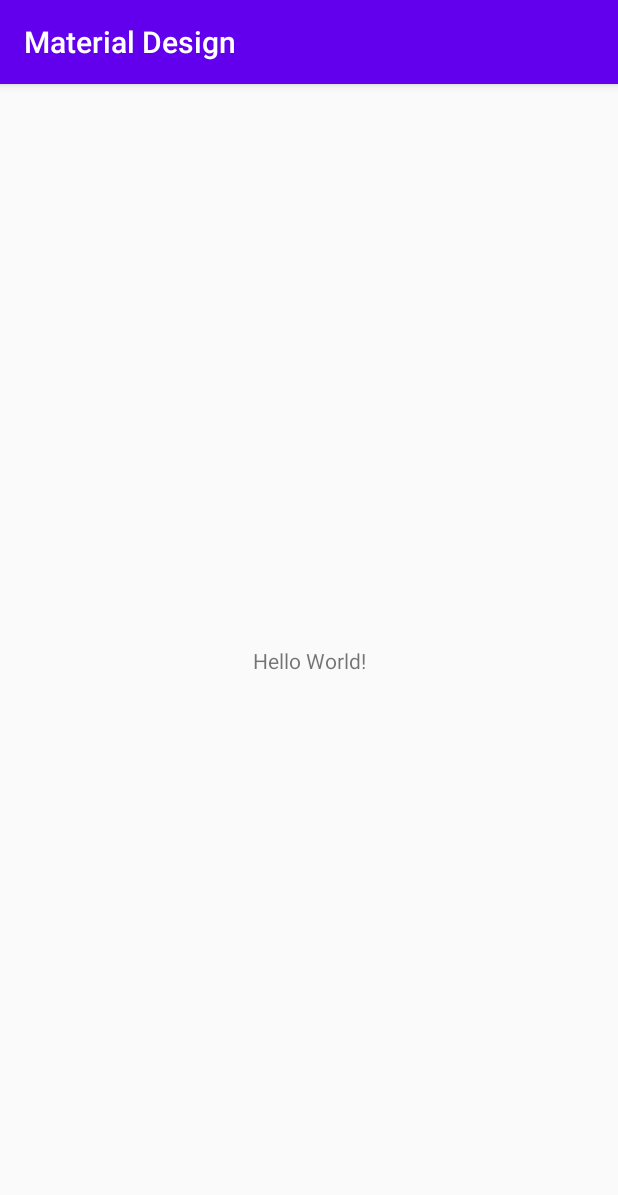
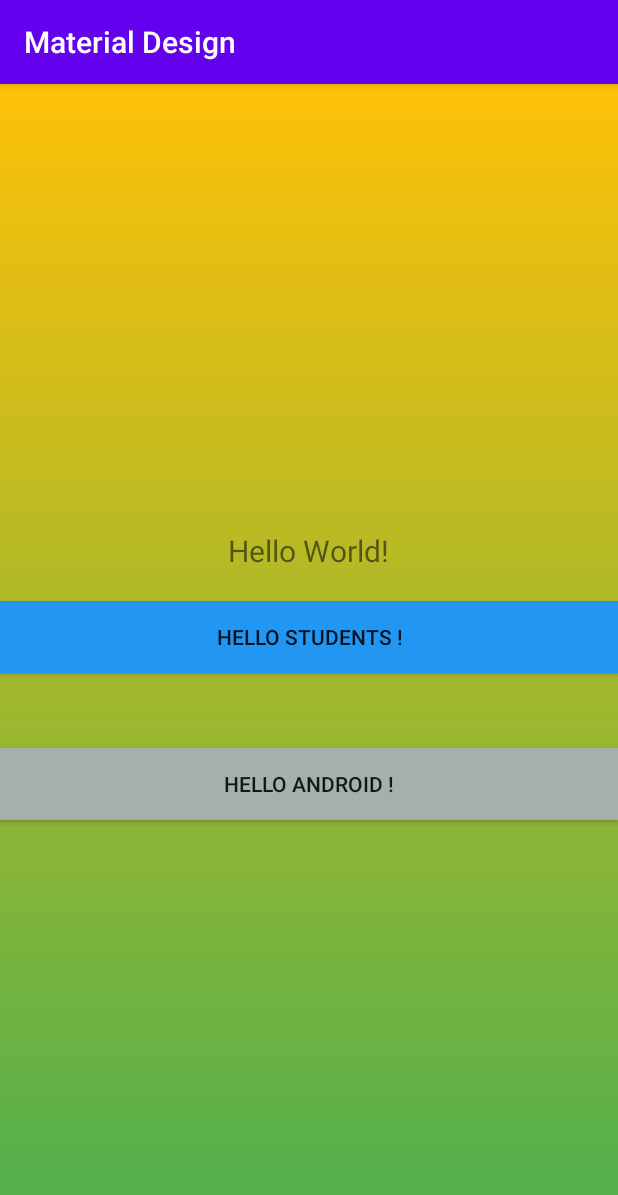
Before and after one commit to KDeWals/Android-material-design, an Android app: the screen it shows after launch (MainActivity), on a phone screen of 412 x 824 dp. Shown: the top 1195 px of the screen. Run offline under Robolectric (Android 15) with nearby library versions, the phone set to English and light mode, and no system bars.

Commit message:
drawable added

```diff
--- /dev/null
+++ b/app/src/main/res/drawable-v21/intensite.xml
@@ -0,0 +1,6 @@
+<?xml version="1.0" encoding="utf-8"?>
+<ripple xmlns:android="http://schemas.android.com/apk/res/android"
+    android:color="@color/rouge">
+
+    <item android:drawable="@color/gris"/>
+</ripple>
--- /dev/null
+++ b/app/src/main/res/drawable/btn.xml
@@ -0,0 +1,7 @@
+<?xml version="1.0" encoding="utf-8"?>
+<selector xmlns:android="http://schemas.android.com/apk/res/android">
+
+    <item android:drawable="@color/blanc" android:state_pressed="true"/>
+    <item android:drawable="@color/bleu"/>
+
+</selector>
--- /dev/null
+++ b/app/src/main/res/drawable/degrade.xml
@@ -0,0 +1,9 @@
+<?xml version="1.0" encoding="utf-8"?>
+<shape xmlns:android="http://schemas.android.com/apk/res/android" android:shape="rectangle">
+
+    <gradient
+        android:angle="90"
+        android:endColor="@color/orangeClair"
+        android:startColor="@color/vert"/>
+
+</shape>
--- /dev/null
+++ b/app/src/main/res/drawable/intensite.xml
@@ -0,0 +1,6 @@
+<?xml version="1.0" encoding="utf-8"?>
+<ripple xmlns:android="http://schemas.android.com/apk/res/android"
+    android:color="@color/rouge">
+
+    <item android:drawable="@color/gris"/>
+</ripple>
--- /dev/null
+++ b/app/src/main/res/layout-v21/activity_main.xml
@@ -0,0 +1,39 @@
+<?xml version="1.0" encoding="utf-8"?>
+<LinearLayout xmlns:android="http://schemas.android.com/apk/res/android"
+    xmlns:app="http://schemas.android.com/apk/res-auto"
+    xmlns:tools="http://schemas.android.com/tools"
+    android:layout_width="match_parent"
+    android:layout_height="match_parent"
+    tools:context=".MainActivity"
+    android:orientation="vertical"
+    android:gravity="center"
+    android:background="@drawable/degrade">
+
+    <TextView
+        android:id="@+id/tv_main_hello"
+        android:layout_width="wrap_content"
+        android:layout_height="wrap_content"
+        android:text="Hello World!"
+        android:textSize="20sp"
+        android:elevation="50dp"
+        android:layout_marginTop="20dp"
+        />
+
+    <Button
+        android:id="@+id/bt_main_helloStudent"
+        android:layout_width="match_parent"
+        android:layout_height="wrap_content"
+        android:layout_marginTop="20dp"
+        android:text="Hello Students !"
+        android:background="@drawable/btn"
+        />
+
+    <Button
+        android:id="@+id/bt_main_helloAndroid"
+        android:layout_width="match_parent"
+        android:layout_height="wrap_content"
+        android:layout_marginTop="50dp"
+        android:text="Hello Android !"
+        android:background="@drawable/intensite"
+        />
+</LinearLayout>
--- a/app/src/main/res/layout/activity_main.xml
+++ b/app/src/main/res/layout/activity_main.xml
@@ -1,18 +1,21 @@
 <?xml version="1.0" encoding="utf-8"?>
-<androidx.constraintlayout.widget.ConstraintLayout xmlns:android="http://schemas.android.com/apk/res/android"
+<LinearLayout xmlns:android="http://schemas.android.com/apk/res/android"
     xmlns:app="http://schemas.android.com/apk/res-auto"
     xmlns:tools="http://schemas.android.com/tools"
     android:layout_width="match_parent"
     android:layout_height="match_parent"
-    tools:context=".MainActivity">
+    tools:context=".MainActivity"
+    android:orientation="vertical"
+    android:gravity="center">
 
     <TextView
+        android:id="@+id/tv_main_hello"
         android:layout_width="wrap_content"
         android:layout_height="wrap_content"
         android:text="Hello World!"
-        app:layout_constraintBottom_toBottomOf="parent"
-        app:layout_constraintLeft_toLeftOf="parent"
-        app:layout_constraintRight_toRightOf="parent"
-        app:layout_constraintTop_toTopOf="parent" />
+        android:textSize="20sp"
+        android:elevation="50dp"
 
-</androidx.constraintlayout.widget.ConstraintLayout>
+        />
+
+</LinearLayout>
--- a/app/src/main/res/values/colors.xml
+++ b/app/src/main/res/values/colors.xml
@@ -3,4 +3,10 @@
     <color name="colorPrimary">#6200EE</color>
     <color name="colorPrimaryDark">#3700B3</color>
     <color name="colorAccent">#03DAC5</color>
+    <color name="vert">#4CAF50</color>
+    <color name="gris">#A4AFAE</color>
+    <color name="bleu">#2196F3</color>
+    <color name="rouge">#E91E63</color>
+    <color name="blanc">#FFFFFF</color>
+    <color name="orangeClair">#FFC107</color>
 </resources>
--- a/app/src/main/res/values/styles.xml
+++ b/app/src/main/res/values/styles.xml
@@ -1,6 +1,9 @@
 <resources>
     <!-- Base application theme. -->
-    <style name="AppTheme" parent="Theme.AppCompat.Light.DarkActionBar">
+
+ <style name="AppTheme" parent="Theme.AppCompat.Light.DarkActionBar">
+
+
         <!-- Customize your theme here. -->
         <item name="colorPrimary">@color/colorPrimary</item>
         <item name="colorPrimaryDark">@color/colorPrimaryDark</item>
```
